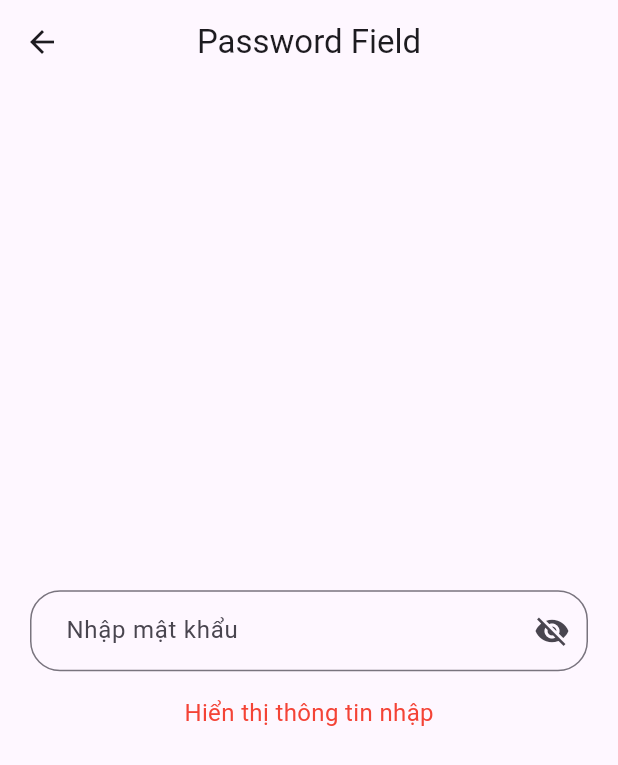
After one commit to PhunPun/TodoList, a Flutter app: the screen it shows after launch, after a tap on "PasswordFied", on a phone screen of 412 x 824 dp. The commit adds this screen. Shown: the top 765 px of the screen. Run offline on Flutter 3.47's test engine with Material 3 defaults, Android fonts, the light colour scheme and no system bars; our stand-ins replace go_router; network calls fail; Roboto replaces fonts that are missing (RobotoSlap).

Commit message:
Completed homework 3

```diff
--- a/baitap1/lib/apps/router/router.dart
+++ b/baitap1/lib/apps/router/router.dart
@@ -2,6 +2,9 @@
 import 'package:baitap1/apps/router/router_name.dart';
 import 'package:baitap1/pages/tuan2/bai_tap2.dart';
 import 'package:baitap1/pages/tuan2/bai_th2.dart';
+import 'package:baitap1/pages/tuan3/baitap_3.dart';
+import 'package:baitap1/pages/tuan3/baitap_ui.dart';
+import 'package:baitap1/pages/tuan3/btvn3.dart';
 import 'package:flutter/material.dart';
 import 'package:go_router/go_router.dart';
 
@@ -13,7 +16,7 @@ class RouterCustum{
       path: '/',
       name: RouterName.baith1,
       builder: (BuildContext context, GoRouterState state) {
-        return const BaiTap2();
+        return const Btvn3();
       },
       // routes: <RouteBase>[
       //   GoRoute(
--- /dev/null
+++ b/baitap1/lib/pages/tuan3/btvn3.dart
@@ -0,0 +1,104 @@
+import 'package:baitap1/pages/tuan3/coloum_page.dart';
+import 'package:baitap1/pages/tuan3/elevated_button_page.dart';
+import 'package:baitap1/pages/tuan3/icon_button_page.dart';
+import 'package:baitap1/pages/tuan3/image_page.dart';
+import 'package:baitap1/pages/tuan3/passwordfield_page.dart';
+import 'package:baitap1/pages/tuan3/row_page.dart';
+import 'package:baitap1/pages/tuan3/text_button_page.dart';
+import 'package:baitap1/pages/tuan3/text_page.dart';
+import 'package:baitap1/pages/tuan3/textfield_page.dart';
+import 'package:flutter/material.dart';
+
+class Btvn3 extends StatelessWidget {
+  const Btvn3({super.key});
+
+  @override
+  Widget build(BuildContext context) {
+    return Scaffold(
+      appBar: AppBar(
+        centerTitle: true,
+        title: Text ('UI Components List', style: TextStyle(color: Colors.blue),),
+      ),
+      body: SafeArea(
+        child: SingleChildScrollView(
+          child: Padding(
+            padding: const EdgeInsets.symmetric(horizontal: 10),
+            child: Column(
+              crossAxisAlignment: CrossAxisAlignment.start,
+              children: [
+                title('Display'),
+                content( context,'Text', 'Displays text', TextPage()),
+                content(context, 'Images', 'Displays an image', ImagePage()),
+
+                title('Input'),
+                content(context, 'TextField', 'Input field for text', TextfieldPage()),
+                content(context, 'PasswordFied', 'Input field for password', PasswordfieldPage()),
+
+                title('Layout'),
+                content(context, 'Colum', 'Arranges elements vertically', ColumPage()),
+                content(context, 'Row', 'Arranges elements horizontally', RowPage()),
+
+                title('Button'),
+                content(context, 'ElevatedButton', 'Raised button', ElevatedButtonPage()),
+                content(context, 'TextButton', 'Flat button', TextButtonPage()),
+                content(context, 'IconButton', 'Only icon button', IconButtonPage()),
+              ],
+            ),
+          ),
+        ),
+      ),
+    );
+  }
+  Widget title(String title){
+    return Padding(
+      padding: const EdgeInsets.symmetric(vertical: 10),
+      child: Text(
+        title,
+        style: TextStyle(
+          fontSize: 18,
+          fontWeight: FontWeight.bold
+        ),
+      ),
+    );
+  }
+  Widget content(BuildContext context ,String title, String description, Widget page){
+    return GestureDetector(
+      onTap: (){
+        Navigator.push(
+          context,
+          MaterialPageRoute(
+            builder: (context) => page
+          )
+        );
+      },
+      child: Container(
+        padding: EdgeInsets.symmetric(horizontal: 20, vertical: 10),
+        margin: EdgeInsets.symmetric(vertical: 10),
+        width: double.infinity,
+        decoration: BoxDecoration(
+          borderRadius: BorderRadius.circular(10),
+          color: Colors.blue[100]
+        ),
+        child: Column(
+          crossAxisAlignment: CrossAxisAlignment.start,
+          children: [
+            Text(
+              title,
+              style: TextStyle(
+                fontSize: 16,
+                fontWeight: FontWeight.bold
+              ),
+            ),
+            Text(
+              description,
+              style: TextStyle(
+                fontSize: 16,
+                fontWeight: FontWeight.w400
+              ),
+            ),
+          ],
+        ),
+      ),
+    );
+  }
+}
--- /dev/null
+++ b/baitap1/lib/pages/tuan3/passwordfield_page.dart
@@ -0,0 +1,73 @@
+import 'package:flutter/material.dart';
+
+class PasswordfieldPage extends StatefulWidget {
+  const PasswordfieldPage({super.key});
+
+  @override
+  State<PasswordfieldPage> createState() => _PasswordfieldPageState();
+}
+
+class _PasswordfieldPageState extends State<PasswordfieldPage> {
+  final TextEditingController _controller = TextEditingController();
+  String _displayText = 'Hiển thị thông tin nhập';
+  bool _obscureText = true;
+
+  @override
+  void initState() {
+    super.initState();
+    _controller.addListener(() {
+      setState(() {
+        _displayText = _controller.text;
+      });
+    });
+  }
+
+  @override
+  void dispose() {
+    _controller.dispose();
+    super.dispose();
+  }
+
+  @override
+  Widget build(BuildContext context) {
+    return Scaffold(
+      appBar: AppBar(centerTitle: true, title: Text('Password Field')),
+      body: SafeArea(
+        child: Padding(
+          padding: const EdgeInsets.all(20),
+          child: Column(
+            mainAxisAlignment: MainAxisAlignment.center,
+            children: [
+              TextField(
+                controller: _controller,
+                obscureText: _obscureText,
+                decoration: InputDecoration(
+                  hintText: 'Nhập mật khẩu',
+                  contentPadding: EdgeInsets.symmetric(horizontal: 20, vertical: 15),
+                  border: OutlineInputBorder(
+                    borderRadius: BorderRadius.circular(20),
+                  ),
+                  suffixIcon: IconButton(
+                    icon: Icon(
+                      _obscureText ? Icons.visibility_off : Icons.visibility,
+                    ),
+                    onPressed: () {
+                      setState(() {
+                        _obscureText = !_obscureText;
+                      });
+                    },
+                  ),
+                ),
+              ),
+              SizedBox(height: 16),
+              Text(
+                _displayText,
+                style: TextStyle(color: Colors.red, fontSize: 16),
+              ),
+            ],
+          ),
+        ),
+      ),
+    );
+  }
+}
```
Also changed, not shown: baitap1/lib/pages/tuan3/baitap_3.dart (added, +58 -0 lines), baitap1/lib/pages/tuan3/baitap_ui.dart (added, +40 -0 lines), baitap1/lib/pages/tuan3/coloum_page.dart (added, +47 -0 lines), baitap1/lib/pages/tuan3/elevated_button_page.dart (added, +22 -0 lines), baitap1/lib/pages/tuan3/icon_button_page.dart (added, +22 -0 lines), baitap1/lib/pages/tuan3/image_page.dart (added, +54 -0 lines), baitap1/lib/pages/tuan3/row_page.dart (added, +55 -0 lines), baitap1/lib/pages/tuan3/text_button_page.dart (added, +22 -0 lines), baitap1/lib/pages/tuan3/text_page.dart (added, +57 -0 lines), baitap1/lib/pages/tuan3/textfield_page.dart (added, +64 -0 lines), baitap1/assets/images/btvn3.jpg (added), baitap1/assets/images/jetpack.png (added).
